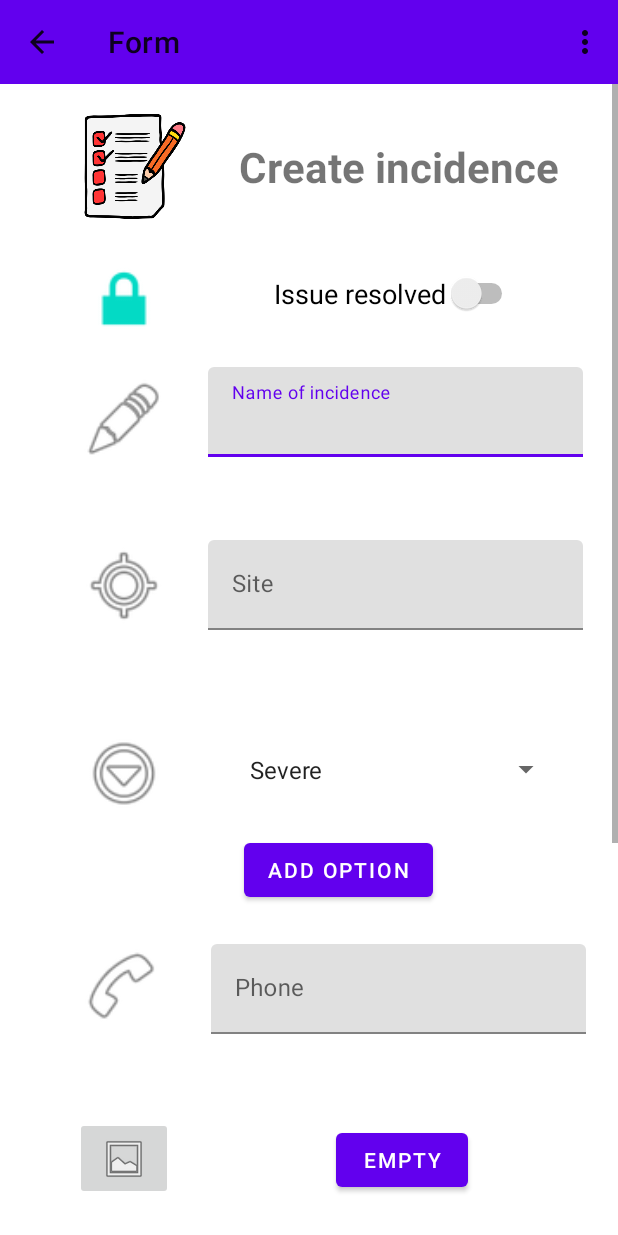
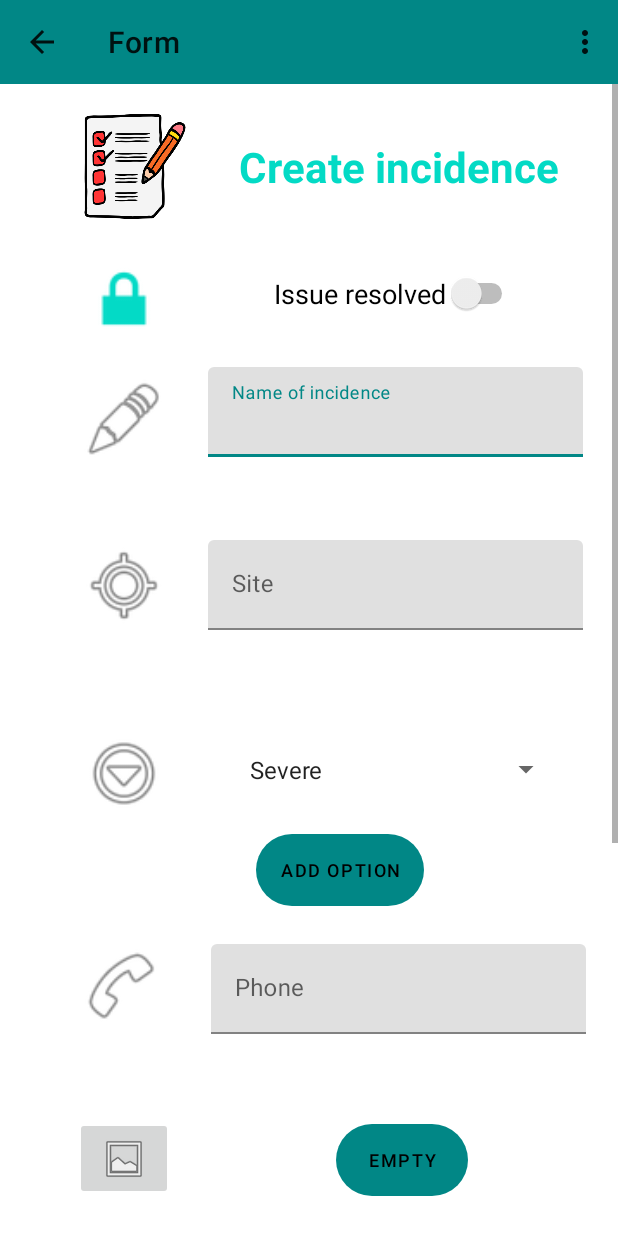
Before and after one commit to luquee21/Incidencias, an Android app: the FormActivity screen opened directly, with no data from a screen before it, on a phone screen of 412 x 824 dp. Run offline under Robolectric (Android 15) with nearby library versions, the phone set to English and light mode, and no system bars; 1 statement that could not run was skipped.

Commit message:
-Terminada práctica unidad 3

```diff
--- /dev/null
+++ b/app/src/main/res/drawable/buttons.xml
@@ -0,0 +1,9 @@
+<?xml version="1.0" encoding="utf-8"?>
+<shape xmlns:android="http://schemas.android.com/apk/res/android">
+    <corners android:radius="30dp" />
+    <padding
+        android:bottom="0dp"
+        android:left="0dp"
+        android:right="0dp"
+        android:top="0dp" />
+</shape>
--- a/app/src/main/res/layout-land/activity_main.xml
+++ b/app/src/main/res/layout-land/activity_main.xml
@@ -32,7 +32,7 @@
         android:layout_height="24dp"
         android:layout_marginTop="4dp"
         android:text="@string/show_5_results"
-        android:textSize="18dp"
+        style="@style/showResultsMain"
         app:layout_constraintEnd_toEndOf="parent"
         app:layout_constraintStart_toStartOf="parent"
         app:layout_constraintTop_toBottomOf="@+id/maintoolbar" />
--- a/app/src/main/res/layout/activity_form.xml
+++ b/app/src/main/res/layout/activity_form.xml
@@ -58,8 +58,7 @@
                 android:layout_height="wrap_content"
                 android:layout_marginTop="36dp"
                 android:text="@string/create_incidence"
-                android:textSize="28dp"
-                android:textStyle="bold"
+                style="@style/TitlesAbout"
                 app:layout_constraintEnd_toEndOf="parent"
                 app:layout_constraintHorizontal_bias="0.426"
                 app:layout_constraintStart_toEndOf="@+id/imageView4"
@@ -134,6 +133,7 @@
                 android:layout_marginTop="15dp"
                 android:layout_marginBottom="16dp"
                 android:text="@string/save"
+                style="@style/buttons"
                 app:layout_constraintBottom_toBottomOf="parent"
                 app:layout_constraintStart_toStartOf="parent"
                 app:layout_constraintTop_toBottomOf="@+id/descriptionTIL" />
@@ -145,6 +145,7 @@
                 android:layout_marginTop="15dp"
                 android:layout_marginEnd="16dp"
                 android:text="@string/delete"
+                style="@style/buttons"
                 app:layout_constraintBottom_toBottomOf="parent"
                 app:layout_constraintEnd_toEndOf="parent"
                 app:layout_constraintTop_toBottomOf="@+id/descriptionTIL"
@@ -156,6 +157,7 @@
                 android:layout_height="wrap_content"
                 android:layout_marginTop="30dp"
                 android:text="@string/empty"
+                style="@style/buttons"
                 app:layout_constraintEnd_toEndOf="parent"
                 app:layout_constraintHorizontal_bias="0.52"
                 app:layout_constraintStart_toEndOf="@+id/photo"
@@ -283,6 +285,7 @@
                 android:layout_height="wrap_content"
                 android:layout_marginTop="20dp"
                 android:text="@string/add_option"
+                style="@style/buttons"
                 app:layout_constraintEnd_toEndOf="parent"
                 app:layout_constraintHorizontal_bias="0.569"
                 app:layout_constraintStart_toStartOf="parent"
--- a/app/src/main/res/layout/activity_main.xml
+++ b/app/src/main/res/layout/activity_main.xml
@@ -11,7 +11,7 @@
         android:layout_width="wrap_content"
         android:layout_height="wrap_content"
         android:text="@string/show_10_result"
-        android:textSize="18dp"
+        style="@style/showResultsMain"
         app:layout_constraintEnd_toEndOf="parent"
         app:layout_constraintStart_toStartOf="parent"
         app:layout_constraintTop_toBottomOf="@+id/maintoolbar" />
--- a/app/src/main/res/layout/activity_search.xml
+++ b/app/src/main/res/layout/activity_search.xml
@@ -59,6 +59,7 @@
         android:layout_height="wrap_content"
         android:layout_marginTop="25dp"
         android:text="@string/search"
+        style="@style/buttons"
         app:layout_constraintEnd_toEndOf="parent"
         app:layout_constraintStart_toStartOf="parent"
         app:layout_constraintTop_toBottomOf="@+id/date" />
--- a/app/src/main/res/layout/activity_splash_screen.xml
+++ b/app/src/main/res/layout/activity_splash_screen.xml
@@ -4,7 +4,7 @@
     xmlns:tools="http://schemas.android.com/tools"
     android:layout_width="match_parent"
     android:layout_height="match_parent"
-    android:background="@color/purple_200"
+    android:background="@color/teal_700"
     tools:context=".views.SplashScreenActivity">
 
     <ImageView
--- a/app/src/main/res/values/themes.xml
+++ b/app/src/main/res/values/themes.xml
@@ -2,15 +2,11 @@
     <!-- Base application theme. -->
     <style name="Theme.IncidencesApp" parent="Theme.MaterialComponents.Light.NoActionBar">
         <!-- Primary brand color. -->
-        <item name="colorPrimary">@color/purple_500</item>
-        <item name="colorPrimaryVariant">@color/purple_700</item>
-        <item name="colorOnPrimary">@color/white</item>
-        <!-- Secondary brand color. -->
-        <item name="colorSecondary">@color/teal_200</item>
-        <item name="colorSecondaryVariant">@color/teal_700</item>
-        <item name="colorOnSecondary">@color/black</item>
+        <item name="colorPrimary">@color/teal_700</item>
+        <item name="colorPrimaryVariant">@color/teal_200</item>
+        <item name="colorOnPrimary">@color/black</item>
         <!-- Status bar color. -->
-        <item name="android:statusBarColor" tools:targetApi="l">?attr/colorPrimaryVariant</item>
+        <item name="android:statusBarColor" tools:targetApi="l">?attr/colorPrimary</item>
         <!-- Customize your theme here. -->
     </style>
 
@@ -19,6 +15,29 @@
         <item name="windowNoTitle">true</item>
     </style>
 
+    <style name="TitlesAbout">
+        <item name="android:textSize">28sp</item>
+        <item name="android:textStyle">bold</item>
+        <item name="android:textColor">@color/teal_200</item>
+    </style>
+
+    <style name="showResultsMain">
+        <item name="android:textSize">22sp</item>
+        <item name="android:textStyle">bold</item>
+        <item name="android:textColor">@color/teal_200</item>
+    </style>
+
+    <style name="buttons">
+        <item name="android:background">@drawable/buttons</item>
+        <item name="android:textSize">12sp</item>
+    </style>
+
+    <style name="SubtextAbout">
+        <item name="android:textSize">22sp</item>
+        <item name="android:textColor">@color/black</item>
+    </style>
+
+
     <style name="Theme.IncidencesApp.AppBarOverlay" parent="ThemeOverlay.AppCompat.Dark.ActionBar" />
 
     <style name="Theme.IncidencesApp.PopupOverlay" parent="ThemeOverlay.AppCompat.Light" />
```
Also changed, not shown: app/src/main/res/layout/activity_about.xml (+5 -8 lines).
